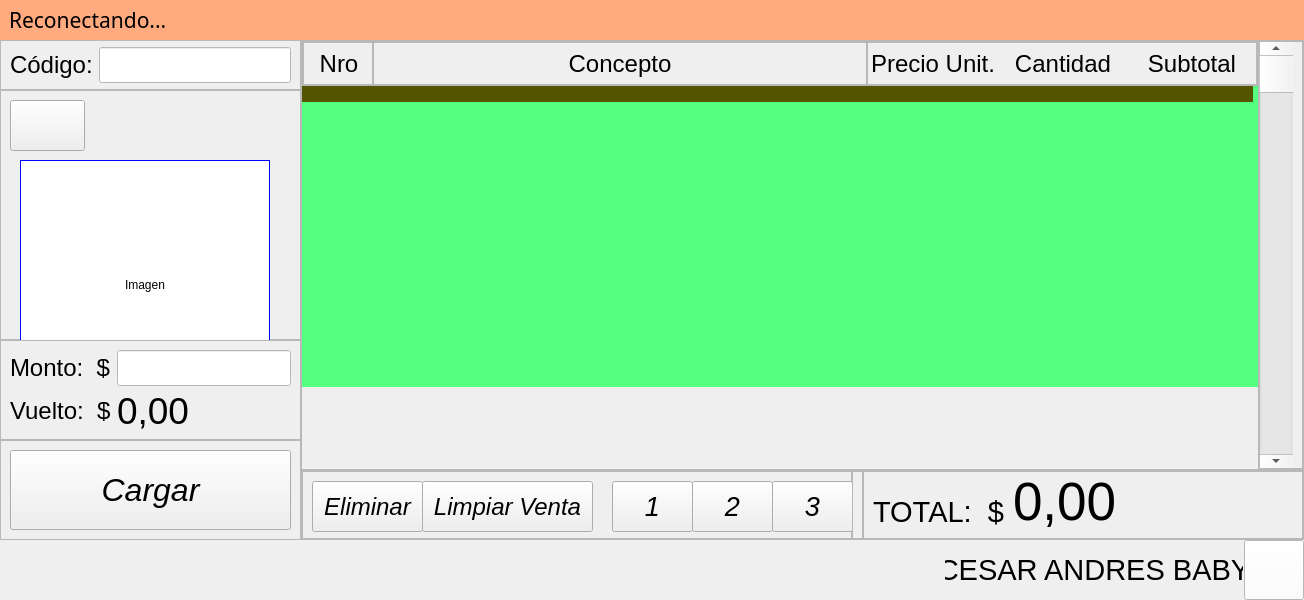
Cesar073/Punto-Venta-3, file sources/vtn/untitled.ui: the form before one commit.
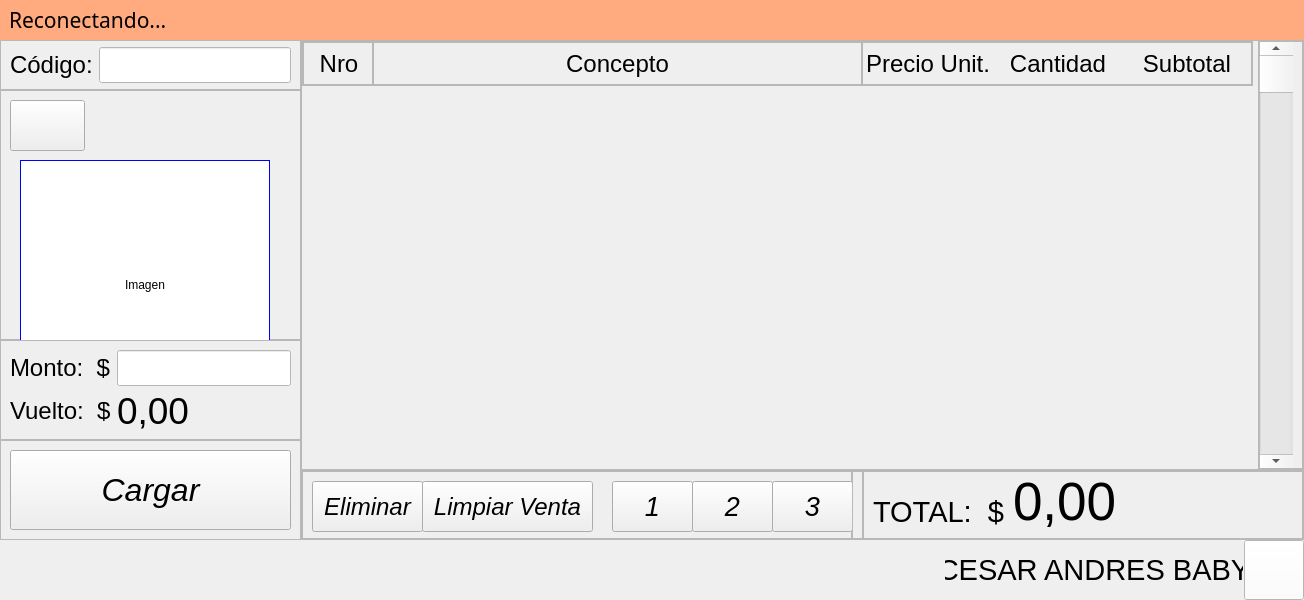
The form after the commit.

The edit to the form file:
```diff
--- a/sources/vtn/untitled.ui
+++ b/sources/vtn/untitled.ui
@@ -475,7 +475,7 @@
                         <rect>
                          <x>0</x>
                          <y>0</y>
-                         <width>956</width>
+                         <width>951</width>
                          <height>45</height>
                         </rect>
                        </property>
@@ -748,7 +748,7 @@
                         <rect>
                          <x>0</x>
                          <y>45</y>
-                         <width>956</width>
+                         <width>871</width>
                          <height>301</height>
                         </rect>
                        </property>
@@ -759,7 +759,7 @@
                         </sizepolicy>
                        </property>
                        <property name="styleSheet">
-                        <string notr="true">background-color: rgb(85, 255, 127);</string>
+                        <string notr="true"/>
                        </property>
                        <property name="frameShape">
                         <enum>QFrame::NoFrame</enum>
@@ -795,7 +795,7 @@
                          </size>
                         </property>
                         <property name="styleSheet">
-                         <string notr="true">background-color: rgb(85, 85, 0);</string>
+                         <string notr="true"/>
                         </property>
                         <property name="frameShape">
                          <enum>QFrame::NoFrame</enum>
```
